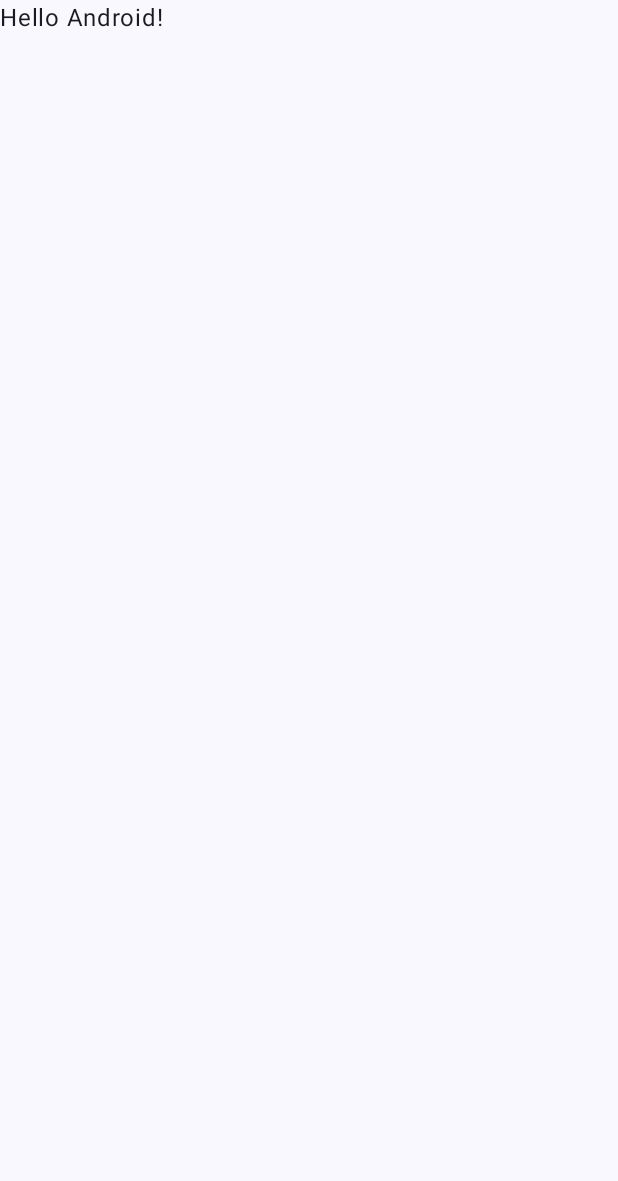
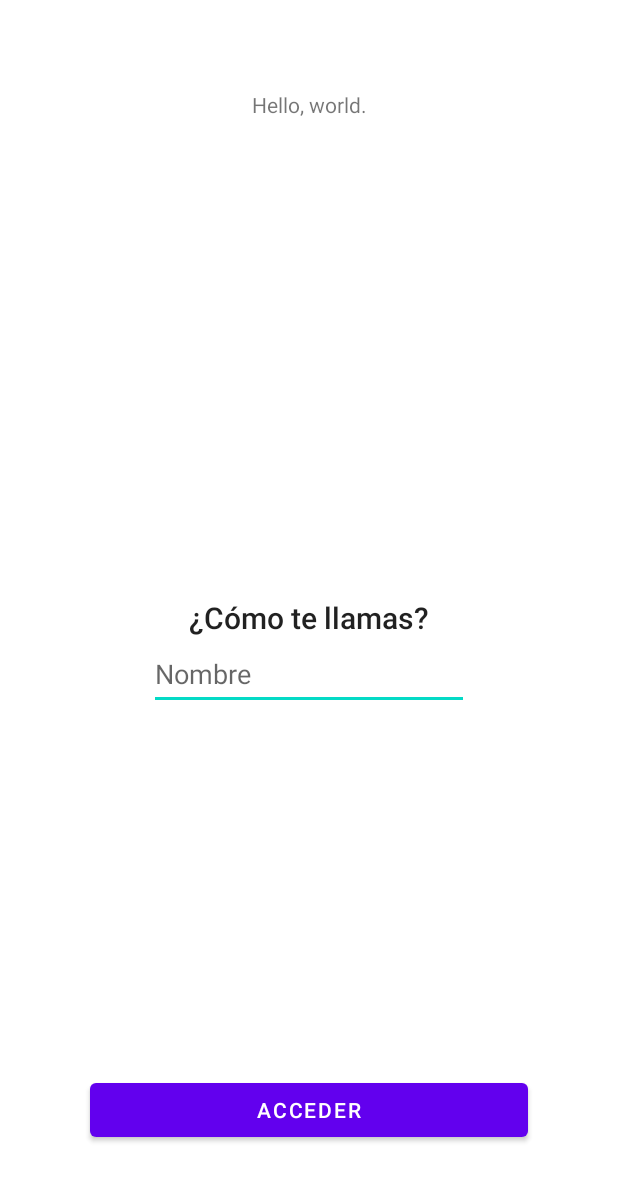
Before and after one commit to paupecab/DAM, an Android app: the screen it shows after launch (MainActivity), on a phone screen of 412 x 824 dp. Before the commit the part shown is almost empty. Shown: the top 1181 px of the screen. Run offline under Robolectric (Android 15) with nearby library versions, the phone set to English and light mode, and no system bars.

Commit message:
gestionada la implementacion de diseño xml en MainActivity.kt, desactivados los presets de Compose y actualizado build.gradle

```diff
--- a/Android/HelloWorld/app/build.gradle.kts
+++ b/Android/HelloWorld/app/build.gradle.kts
@@ -1,7 +1,6 @@
 plugins {
     alias(libs.plugins.android.application)
     alias(libs.plugins.kotlin.android)
-    alias(libs.plugins.kotlin.compose)
 }
 
 android {
@@ -36,20 +35,11 @@ android {
     kotlinOptions {
         jvmTarget = "11"
     }
-    buildFeatures {
-        compose = true
-    }
 }
 
 dependencies {
     implementation(libs.androidx.core.ktx)
     implementation(libs.androidx.lifecycle.runtime.ktx)
-    implementation(libs.androidx.activity.compose)
-    implementation(platform(libs.androidx.compose.bom))
-    implementation(libs.androidx.compose.ui)
-    implementation(libs.androidx.compose.ui.graphics)
-    implementation(libs.androidx.compose.ui.tooling.preview)
-    implementation(libs.androidx.compose.material3)
     implementation(libs.androidx.appcompat)
     implementation(libs.material)
     implementation(libs.androidx.activity)
@@ -57,8 +47,4 @@ dependencies {
     testImplementation(libs.junit)
     androidTestImplementation(libs.androidx.junit)
     androidTestImplementation(libs.androidx.espresso.core)
-    androidTestImplementation(platform(libs.androidx.compose.bom))
-    androidTestImplementation(libs.androidx.compose.ui.test.junit4)
-    debugImplementation(libs.androidx.compose.ui.tooling)
-    debugImplementation(libs.androidx.compose.ui.test.manifest)
 }
--- a/Android/HelloWorld/app/src/main/java/com/paulaperezcabanas/helloworld/MainActivity.kt
+++ b/Android/HelloWorld/app/src/main/java/com/paulaperezcabanas/helloworld/MainActivity.kt
@@ -1,47 +1,12 @@
 package com.paulaperezcabanas.helloworld
 
 import android.os.Bundle
-import androidx.activity.ComponentActivity
-import androidx.activity.compose.setContent
-import androidx.activity.enableEdgeToEdge
-import androidx.compose.foundation.layout.fillMaxSize
-import androidx.compose.foundation.layout.padding
-import androidx.compose.material3.Scaffold
-import androidx.compose.material3.Text
-import androidx.compose.runtime.Composable
-import androidx.compose.ui.Modifier
-import androidx.compose.ui.tooling.preview.Preview
-import com.paulaperezcabanas.helloworld.ui.theme.HelloWorldTheme
+import androidx.appcompat.app.AppCompatActivity
 
-class MainActivity : ComponentActivity() {
+
+class MainActivity : AppCompatActivity() {
     override fun onCreate(savedInstanceState: Bundle?) {
         super.onCreate(savedInstanceState)
-        enableEdgeToEdge()
-        setContent {
-            HelloWorldTheme {
-                Scaffold(modifier = Modifier.fillMaxSize()) { innerPadding ->
-                    Greeting(
-                        name = "Android",
-                        modifier = Modifier.padding(innerPadding)
-                    )
-                }
-            }
-        }
+        setContentView(R.layout.activity_main);
     }
 }
-
-@Composable
-fun Greeting(name: String, modifier: Modifier = Modifier) {
-    Text(
-        text = "Hello $name!",
-        modifier = modifier
-    )
-}
-
-@Preview(showBackground = true)
-@Composable
-fun GreetingPreview() {
-    HelloWorldTheme {
-        Greeting("Android")
-    }
-}
--- a/Android/HelloWorld/app/src/main/java/com/paulaperezcabanas/helloworld/ui/theme/Color.kt
+++ /dev/null
@@ -1,11 +0,0 @@
-package com.paulaperezcabanas.helloworld.ui.theme
-
-import androidx.compose.ui.graphics.Color
-
-val Purple80 = Color(0xFFD0BCFF)
-val PurpleGrey80 = Color(0xFFCCC2DC)
-val Pink80 = Color(0xFFEFB8C8)
-
-val Purple40 = Color(0xFF6650a4)
-val PurpleGrey40 = Color(0xFF625b71)
-val Pink40 = Color(0xFF7D5260)
--- a/Android/HelloWorld/app/src/main/java/com/paulaperezcabanas/helloworld/ui/theme/Theme.kt
+++ /dev/null
@@ -1,58 +0,0 @@
-package com.paulaperezcabanas.helloworld.ui.theme
-
-import android.app.Activity
-import android.os.Build
-import androidx.compose.foundation.isSystemInDarkTheme
-import androidx.compose.material3.MaterialTheme
-import androidx.compose.material3.darkColorScheme
-import androidx.compose.material3.dynamicDarkColorScheme
-import androidx.compose.material3.dynamicLightColorScheme
-import androidx.compose.material3.lightColorScheme
-import androidx.compose.runtime.Composable
-import androidx.compose.ui.platform.LocalContext
-
-private val DarkColorScheme = darkColorScheme(
-    primary = Purple80,
-    secondary = PurpleGrey80,
-    tertiary = Pink80
-)
-
-private val LightColorScheme = lightColorScheme(
-    primary = Purple40,
-    secondary = PurpleGrey40,
-    tertiary = Pink40
-
-    /* Other default colors to override
-    background = Color(0xFFFFFBFE),
-    surface = Color(0xFFFFFBFE),
-    onPrimary = Color.White,
-    onSecondary = Color.White,
-    onTertiary = Color.White,
-    onBackground = Color(0xFF1C1B1F),
-    onSurface = Color(0xFF1C1B1F),
-    */
-)
-
-@Composable
-fun HelloWorldTheme(
-    darkTheme: Boolean = isSystemInDarkTheme(),
-    // Dynamic color is available on Android 12+
-    dynamicColor: Boolean = true,
-    content: @Composable () -> Unit
-) {
-    val colorScheme = when {
-        dynamicColor && Build.VERSION.SDK_INT >= Build.VERSION_CODES.S -> {
-            val context = LocalContext.current
-            if (darkTheme) dynamicDarkColorScheme(context) else dynamicLightColorScheme(context)
-        }
-
-        darkTheme -> DarkColorScheme
-        else -> LightColorScheme
-    }
-
-    MaterialTheme(
-        colorScheme = colorScheme,
-        typography = Typography,
-        content = content
-    )
-}
--- a/Android/HelloWorld/app/src/main/java/com/paulaperezcabanas/helloworld/ui/theme/Type.kt
+++ /dev/null
@@ -1,34 +0,0 @@
-package com.paulaperezcabanas.helloworld.ui.theme
-
-import androidx.compose.material3.Typography
-import androidx.compose.ui.text.TextStyle
-import androidx.compose.ui.text.font.FontFamily
-import androidx.compose.ui.text.font.FontWeight
-import androidx.compose.ui.unit.sp
-
-// Set of Material typography styles to start with
-val Typography = Typography(
-    bodyLarge = TextStyle(
-        fontFamily = FontFamily.Default,
-        fontWeight = FontWeight.Normal,
-        fontSize = 16.sp,
-        lineHeight = 24.sp,
-        letterSpacing = 0.5.sp
-    )
-    /* Other default text styles to override
-    titleLarge = TextStyle(
-        fontFamily = FontFamily.Default,
-        fontWeight = FontWeight.Normal,
-        fontSize = 22.sp,
-        lineHeight = 28.sp,
-        letterSpacing = 0.sp
-    ),
-    labelSmall = TextStyle(
-        fontFamily = FontFamily.Default,
-        fontWeight = FontWeight.Medium,
-        fontSize = 11.sp,
-        lineHeight = 16.sp,
-        letterSpacing = 0.5.sp
-    )
-    */
-)
--- a/Android/HelloWorld/app/src/main/res/layout/activity_main.xml
+++ b/Android/HelloWorld/app/src/main/res/layout/activity_main.xml
@@ -15,7 +15,7 @@
         android:layout_height="wrap_content"
 
         android:layout_alignParentTop="true"
-        android:layout_marginHorizontal="60dp"
+        android:layout_centerHorizontal="true"
         android:layout_marginTop="60dp"/>
 
     <Button
--- a/Android/HelloWorld/app/src/main/res/values/themes.xml
+++ b/Android/HelloWorld/app/src/main/res/values/themes.xml
@@ -1,5 +1,4 @@
 <?xml version="1.0" encoding="utf-8"?>
 <resources>
-
-    <style name="Theme.HelloWorld" parent="android:Theme.Material.Light.NoActionBar" />
+    <style name="Theme.HelloWorld" parent="Theme.MaterialComponents.DayNight.NoActionBar" />
 </resources>
```
